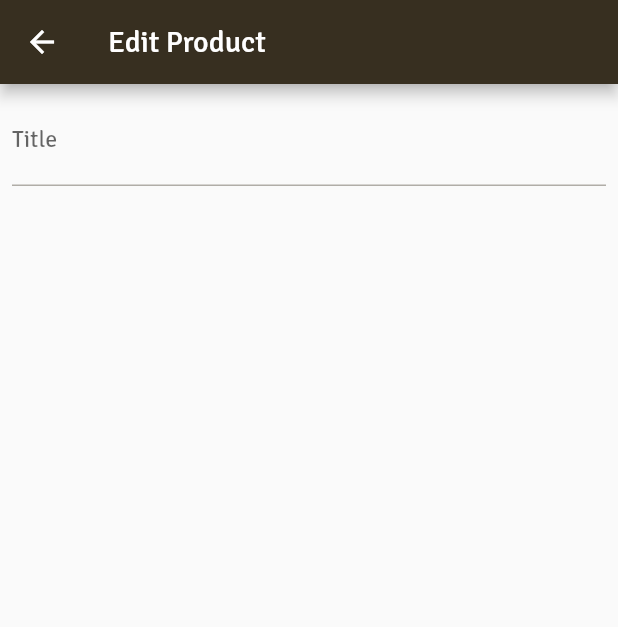
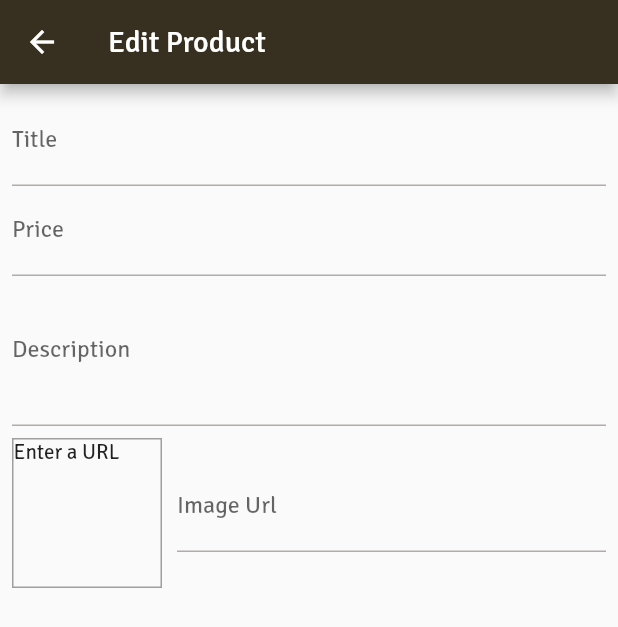
Before and after one commit to adebayoAdesina/Flutter_Shop_App, a Flutter app: the EditProductScreen screen opened by its route, on a phone screen of 412 x 824 dp. Shown: the top 627 px of the screen. Run offline on Flutter 3.47's test engine with Material 2 defaults, Android fonts, the phone set to English and light mode, and no system bars; our stand-ins replace cached_network_image; network calls fail.

Commit message:
working on the edit product page.

```diff
--- a/lib/screens/edit_product_screen.dart
+++ b/lib/screens/edit_product_screen.dart
@@ -1,8 +1,26 @@
+import 'package:cached_network_image/cached_network_image.dart';
 import 'package:flutter/material.dart';
 
-class EditProductScreen extends StatelessWidget {
-  static const id  = '/edit-product';
+class EditProductScreen extends StatefulWidget {
+  static const id = '/edit-product';
   const EditProductScreen({Key? key}) : super(key: key);
+
+  @override
+  State<EditProductScreen> createState() => _EditProductScreenState();
+}
+
+class _EditProductScreenState extends State<EditProductScreen> {
+  final _priceFocusNode = FocusNode();
+  final _descriptionFocusNode = FocusNode();
+  final _imageUrlController = TextEditingController();
+
+  @override
+  void dispose() {
+    _priceFocusNode.dispose();
+    _descriptionFocusNode.dispose();
+    _imageUrlController.dispose();
+    super.dispose();
+  }
 
   @override
   Widget build(BuildContext context) {
@@ -16,12 +34,66 @@ class EditProductScreen extends StatelessWidget {
           child: ListView(
             children: [
               TextFormField(
+                  decoration: const InputDecoration(
+                    label: Text('Title'),
+                  ),
+                  textInputAction: TextInputAction.next,
+                  onFieldSubmitted: (_) {
+                    FocusScope.of(context).requestFocus(_priceFocusNode);
+                  }),
+              TextFormField(
+                  decoration: const InputDecoration(
+                    label: Text('Price'),
+                  ),
+                  keyboardType: TextInputType.number,
+                  textInputAction: TextInputAction.next,
+                  focusNode: _priceFocusNode,
+                  onFieldSubmitted: (_) {
+                    FocusScope.of(context).requestFocus(_descriptionFocusNode);
+                  }),
+              TextFormField(
                 decoration: const InputDecoration(
-                  label: Text('Title'),
-
+                  label: Text('Description'),
                 ),
+                maxLines: 3,
+                keyboardType: TextInputType.multiline,
                 textInputAction: TextInputAction.next,
+                focusNode: _descriptionFocusNode,
               ),
+              Row(
+                children: [
+                  Container(
+                    margin: const EdgeInsets.only(top: 8, right: 10),
+                    width: 100.0,
+                    height: 100.0,
+                    decoration: BoxDecoration(
+                      border: Border.all(
+                        width: 1.0,
+                        color: Colors.grey,
+                      ),
+                    ),
+                    child: _imageUrlController.text.isEmpty
+                        ? const Text('Enter a URL')
+                        : CachedNetworkImage(
+                            fit: BoxFit.cover,
+                            errorWidget: (context, url, error) => const Center(
+                              child: CircularProgressIndicator(),
+                            ),
+                            imageUrl: _imageUrlController.text,
+                          ),
+                  ),
+                  Expanded(
+                    child: TextFormField(
+                      decoration: const InputDecoration(
+                        label: Text('Image Url'),
+                      ),
+                      keyboardType: TextInputType.url,
+                      textInputAction: TextInputAction.done,
+                      controller: _imageUrlController,
+                    ),
+                  ),
+                ],
+              )
             ],
           ),
         ),
```
